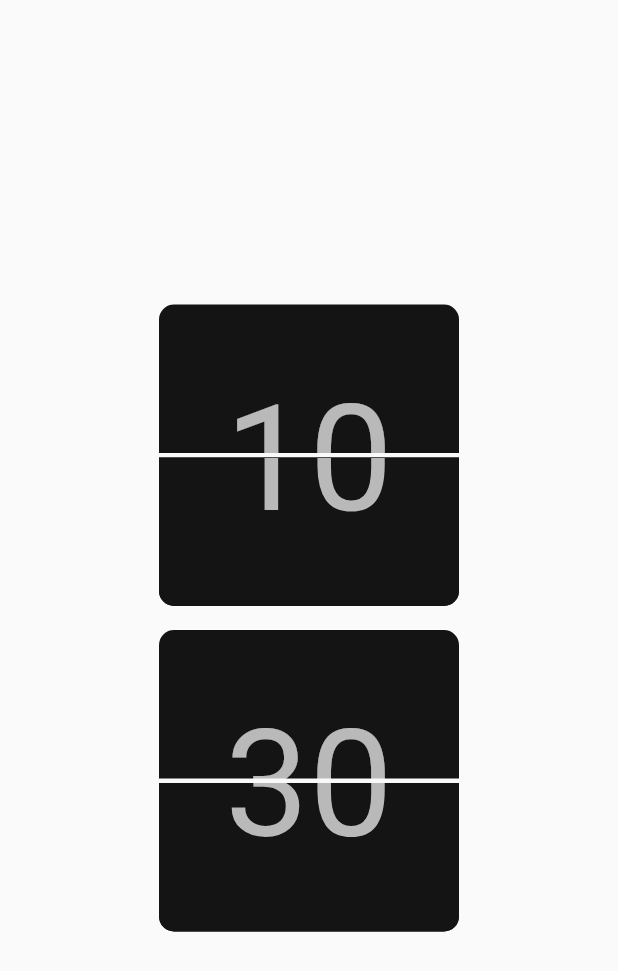
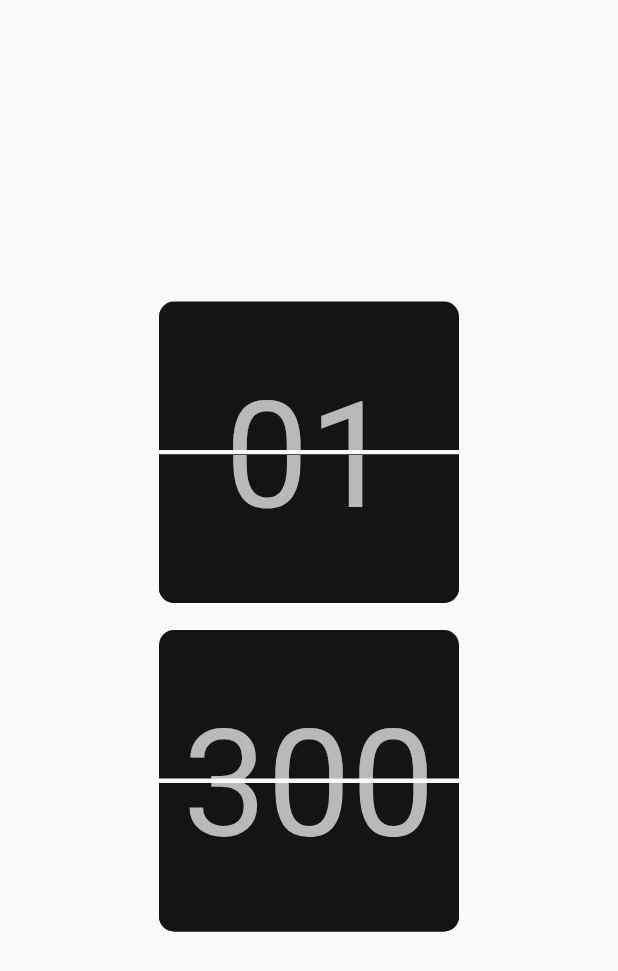
Before and after one commit to Codesait/Animated_Flip_Clock, a Flutter app: the screen it shows after launch, on a phone screen of 412 x 824 dp. Shown: the top 971 px of the screen. Run offline on Flutter 3.47's test engine with Material 2 defaults, Android fonts, the phone set to English and light mode, and no system bars; our stand-ins replace stop_watch_timer.

Commit message:
new timer algo

```diff
--- a/lib/clock_animation.dart
+++ b/lib/clock_animation.dart
@@ -163,7 +163,7 @@ class _ClockAnimationState extends State<ClockAnimation>
 
 
   _startTimer(){
-    Duration _flipDuration = widget.timerDuration;
+    Duration _flipDuration = widget.timerDuration ;
     _timer = Timer.periodic(_flipDuration, (timer) {
      if(_clockCount != widget.limit){
        _controller.reset();
--- a/lib/home_page.dart
+++ b/lib/home_page.dart
@@ -1,6 +1,9 @@
 import 'package:flip_clock/clock_animation.dart';
+import 'package:flip_clock/widgets/flip_widget.dart';
+import 'package:flip_clock/widgets/timerTextWidget.dart';
 import 'package:flutter/material.dart';
 import 'package:intl/intl.dart';
+import 'package:stop_watch_timer/stop_watch_timer.dart';
 
 class HomePage extends StatefulWidget {
   // const HomePage({Key? key}) : super(key: key);
@@ -14,13 +17,28 @@ class _HomePageState extends State<HomePage> {
   bool _isListening = false;
 
   // stream
-  Stream _timer = Stream.periodic(Duration(seconds: 1),(i){
+  Stream _timer = Stream.periodic(Duration(seconds: 1), (i) {
     _currentDateTime = _currentDateTime.add(Duration(seconds: 1));
     return _currentDateTime;
   });
 
+  @override
+  void initState() {
+    super.initState();
+    _stopWatchTimer.rawTime.listen((value) =>
+        print('rawTime $value ${StopWatchTimer.getDisplayTime(value)}'));
+    _stopWatchTimer.minuteTime.listen((value) => print('minuteTime $value'));
+    _stopWatchTimer.secondTime.listen((value) => print('secondTime $value'));
+    _stopWatchTimer.records.listen((value) => print('records $value'));
+  }
 
-  _listenToTime(){
+  @override
+  void dispose() async {
+    super.dispose();
+    await _stopWatchTimer.dispose();
+  }
+
+  _listenToTime() {
     _timer.listen((event) {
       print(event);
       _currentDateTime = DateTime.parse(event.toString());
@@ -33,30 +51,34 @@ class _HomePageState extends State<HomePage> {
   Widget build(BuildContext context) {
     Size size = MediaQuery.of(context).size;
 
-    _isListening ? print('listening') : _listenToTime();
+    _stopWatchTimer.onExecute.add(StopWatchExecute.start);
+
+    // _isListening ? print('listening') : _listenToTime();
 
     return Scaffold(
       body: Container(
         height: size.height,
         width: size.width,
-        child: OrientationBuilder(
-          builder: (context,layout){
-            if(layout == Orientation.landscape)
+        child: OrientationBuilder(builder: (context, layout) {
+          if (layout == Orientation.landscape)
             return Padding(
-                padding: EdgeInsets.symmetric(vertical: size.height/2-120),
+              padding: EdgeInsets.symmetric(vertical: size.height / 2 - 120),
               child: Row(
                 crossAxisAlignment: CrossAxisAlignment.center,
                 mainAxisAlignment: MainAxisAlignment.center,
                 children: [
                   ClockAnimation(
-                      onTime: int.parse(DateFormat("h").format(_currentDateTime).toString()),
-                      timerDuration: Duration(minutes: 60 -_currentDateTime.minute),
-                      limit: 24,
+                    onTime: int.parse(
+                        DateFormat("h").format(_currentDateTime).toString()),
+                    timerDuration:
+                        Duration(minutes: 60 - _currentDateTime.minute),
+                    limit: 23,
                     start: 00,
                   ),
                   ClockAnimation(
                     onTime: _currentDateTime.minute,
-                      timerDuration: Duration(seconds: 60 -_currentDateTime.second),
+                    timerDuration:
+                        Duration(seconds: 60 - _currentDateTime.second),
                     limit: 59,
                     start: 00,
                   ),
@@ -69,26 +91,72 @@ class _HomePageState extends State<HomePage> {
                 ],
               ),
             );
-            else return Column(
+          else
+            return Column(
               mainAxisAlignment: MainAxisAlignment.center,
               children: [
-                ClockAnimation(
-                  onTime: int.parse(DateFormat("h").format(_currentDateTime).toString()),
-                  timerDuration: Duration(minutes: 60 -_currentDateTime.minute),
-                  limit: 24,
-                  start: 00,
+                // minutes box
+                ClockFlipWidget(
+                  currentTime: 1,
                 ),
-                ClockAnimation(
-                  onTime: _currentDateTime.minute,
-                  timerDuration: Duration(seconds: 60 -_currentDateTime.second),
-                  limit: 59,
-                  start: 00,
+
+                // seconds box
+                StreamBuilder<int>(
+                  stream: _stopWatchTimer.secondTime,
+                  initialData: _stopWatchTimer.secondTime.value,
+                  builder: (context, snap) {
+                    final value = snap.data;
+                    print('Listen every second. $value');
+
+                    double cu = value! / 1000;
+
+                    // setState(() {
+                    // });
+                    return Padding(
+                      padding: const EdgeInsets.all(2.0),
+                      child: ClockFlipWidget(
+                        currentTime: value,
+                      )
+                    );
+                  },
                 )
               ],
             );
-          }
-        ),
+        }),
       ),
     );
   }
+
+  final _isHours = true;
+
+  final StopWatchTimer _stopWatchTimer = StopWatchTimer(
+    mode: StopWatchMode.countDown,
+    presetMillisecond: StopWatchTimer.getMilliSecFromSecond(300),
+    onChange: (value) => print('onChange $value'),
+    onChangeRawSecond: (value) => print('onChangeRawSecond $value'),
+    onChangeRawMinute: (value) => print('onChangeRawMinute $value'),
+    onEnded: () {
+      print('onEnded');
+    },
+  );
+
+  final _scrollController = ScrollController();
+
+  Widget secondsStream() {
+    return StreamBuilder<int>(
+      stream: _stopWatchTimer.secondTime,
+      initialData: _stopWatchTimer.secondTime.value,
+      builder: (context, snap) {
+        final value = snap.data;
+        print('Listen every second. $value');
+        late double currentTime;
+        setState(() {
+          currentTime = double.parse(value.toString()) / 100;
+        });
+        return ClockFlipWidget(
+          currentTime: int.parse(currentTime.round().toString()),
+        );
+      },
+    );
   }
+}
--- /dev/null
+++ b/lib/widgets/flip_widget.dart
@@ -0,0 +1,184 @@
+import 'dart:async';
+
+import 'package:flip_clock/widgets/timerTextWidget.dart';
+import 'package:flutter/material.dart';
+import 'dart:math' as math;
+
+class ClockFlipWidget extends StatefulWidget {
+  final int? currentTime;
+
+
+  ClockFlipWidget({
+    Key? key,
+     this.currentTime,
+
+  }) : super(key: key);
+
+  @override
+  _ClockFlipWidgetState createState() => _ClockFlipWidgetState();
+}
+
+
+
+class _ClockFlipWidgetState extends State<ClockFlipWidget>
+    with SingleTickerProviderStateMixin{
+
+  late AnimationController _controller;
+  late Animation _animation;
+
+  late  Timer _timer;
+  late int? _clockCount;
+
+  BoxDecoration _decoration(bool topRadius){
+    return BoxDecoration(
+        color: Color.fromRGBO(20,20,20,1),
+        borderRadius: BorderRadius.only(
+            topLeft: Radius.circular(topRadius ? 10:0),
+            topRight: Radius.circular(topRadius ? 10:0),
+            bottomLeft: Radius.circular(topRadius ? 0:10),
+            bottomRight: Radius.circular(topRadius ? 0:10)
+        )
+    );
+  }
+
+  @override
+  void initState() {
+    _onTimeChange();
+    _controller = AnimationController(vsync: this, duration: Duration(milliseconds: 1000));
+    _animation = Tween<double>(end: math.pi, begin: math.pi * 2).animate(_controller);
+    _animation.addListener(() {
+      setState(() {});
+    });
+    //_startTimer();
+    super.initState();
+  }
+
+
+
+  @override
+  void dispose() {
+    _timer.cancel();
+    _controller.dispose();
+    super.dispose();
+  }
+
+  @override
+  Widget build(BuildContext context) {
+    return  Container(
+      padding: const EdgeInsets.all(8.0),
+      child: Stack(
+        children: [
+          Column(
+            crossAxisAlignment: CrossAxisAlignment.center,
+            children: [
+
+              // top fraction of stack container
+              Container(
+                height: 99,
+                width: 200,
+                decoration: _decoration(true),
+                child: Stack(
+                  alignment: Alignment.center,
+                  children: [
+                    Positioned(
+                        top: 45,
+                        child: TimerTextWidget(clockCount: widget.currentTime,
+                        ))
+                  ],
+                ),
+              ),
+
+              Divider(height: 3,color: Colors.transparent,),
+
+              // bottom fraction of stack container
+              Stack(
+                children: [
+                  Container(
+                      height: 99,
+                      width: 200,
+                      decoration: _decoration(false),
+                      child: Stack(
+                        alignment: Alignment.center,
+                        children: [
+                          Positioned(
+                              bottom: 40,
+                              child: TimerTextWidget(clockCount: widget.currentTime)
+                          )
+                        ],
+                      )
+                  ),
+                  AnimatedBuilder(
+                    animation: _animation,
+                    child: Container(
+                        height: 99,
+                        width: 200,
+                        decoration: _decoration(false),
+                        child: Stack(
+                          alignment: Alignment.center,
+                          children: [
+                            _animation.value > 4.71 ?
+                            Positioned(
+                                bottom: 40,
+                                child: TimerTextWidget(clockCount: widget.currentTime)
+                            ):
+                            Positioned(
+                                top: 59,
+                                child: Transform(
+                                    transform: Matrix4.rotationX(math.pi),
+                                    child: TimerTextWidget(clockCount: widget.currentTime)
+                                )
+                            )
+                          ],
+                        )
+                    ),
+                    builder: (context, child){
+                      return Transform(
+                        alignment: Alignment.topCenter,
+                        transform: Matrix4.identity()
+                          ..setEntry(3, 2, 0.003)
+                          ..rotateX(_animation.value),
+                        child: child,
+                      );
+                    },
+                  ),
+                ],
+              ),
+            ],
+          ),
+          Padding(
+            padding:  EdgeInsets.only(top: 100),
+            child: Container(
+              color: Colors.transparent,
+              height: 2.0,
+              width: 200,
+            ),
+          )
+        ],
+      ),
+    );
+  }
+
+
+  _onTimeChange(){
+    setState(() {
+      _clockCount = widget.currentTime;
+    });
+  }
+
+  // _startTimer(){
+  //   Duration _flipDuration = widget.timerDuration ;
+  //   _timer = Timer.periodic(_flipDuration, (timer) {
+  //     if(_clockCount != widget.limit){
+  //       _controller.reset();
+  //       setState(() {
+  //         _clockCount ++;
+  //       });
+  //       _controller.forward();
+  //     }else {
+  //       setState(() {
+  //         _clockCount = widget.start;
+  //       });
+  //     }
+  //   });
+  // }
+}
--- a/pubspec.yaml
+++ b/pubspec.yaml
@@ -28,6 +28,7 @@ dependencies:
   # The following adds the Cupertino Icons font to your application.
   # Use with the CupertinoIcons class for iOS style icons.
   cupertino_icons: ^1.0.2
+  stop_watch_timer: ^1.3.1
   intl:
 
 dev_dependencies:
```
Also changed, not shown: pubspec.lock. Lines whose indentation alone changed are shown as unchanged.
